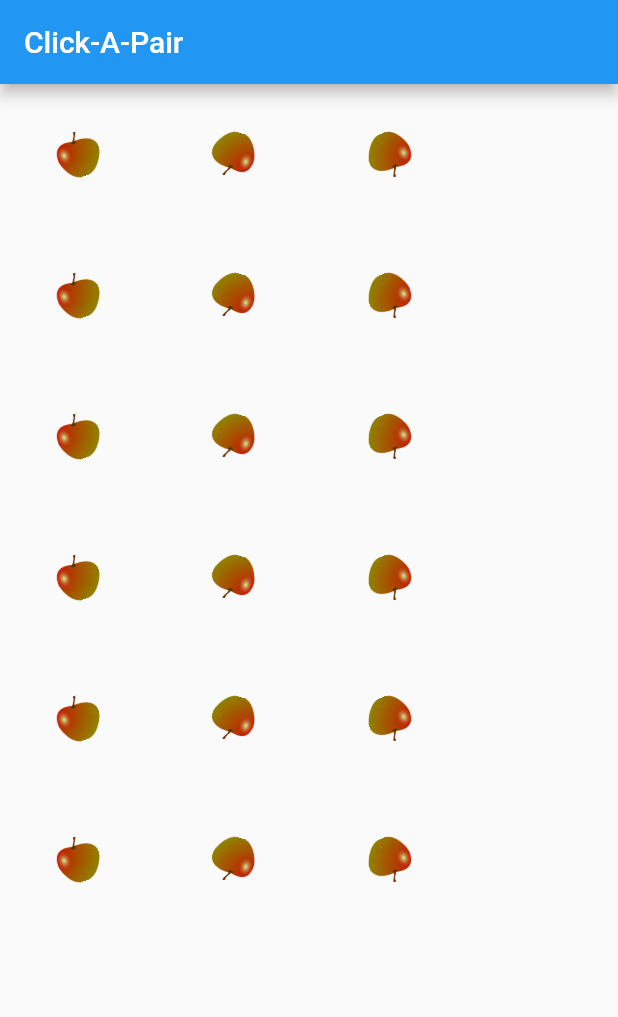
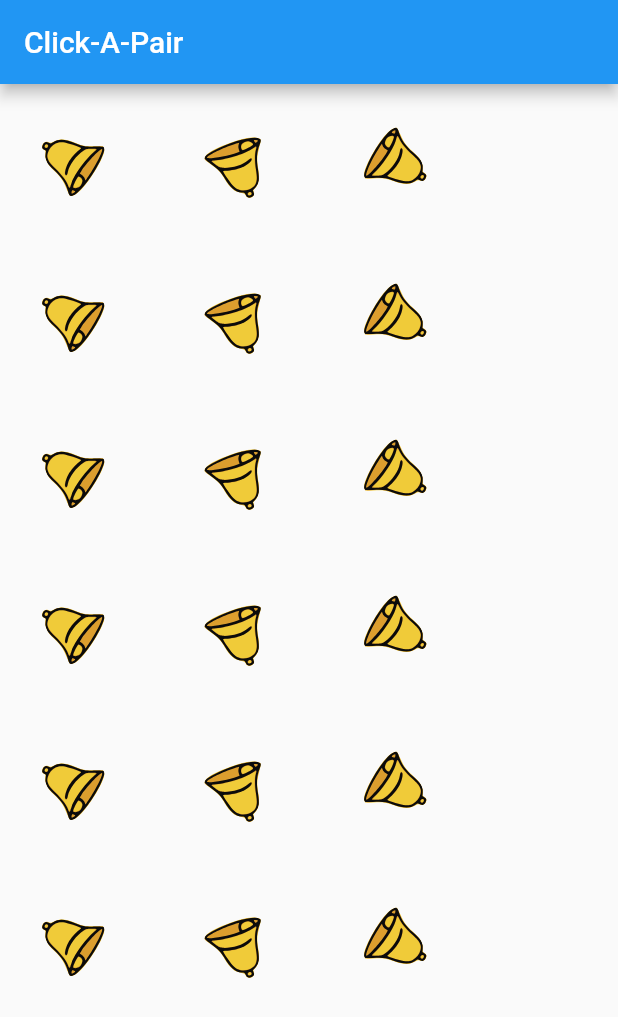
Before and after one commit to maks/clickapair, a Flutter app: the screen it shows after launch, on a phone screen of 412 x 824 dp. Shown: the top 1017 px of the screen. Run offline on Flutter 3.47's test engine with Material 2 defaults, Android fonts, the phone set to English and light mode, and no system bars; our stand-ins replace flutter_svg.

Commit message:
use svg's instead of png's

```diff
--- a/lib/main.dart
+++ b/lib/main.dart
@@ -1,6 +1,7 @@
 import 'package:flutter/material.dart';
 import 'dart:math' as math;
 import 'package:vector_math/vector_math.dart' show radians;
+import 'package:flutter_svg/svg.dart';
 
 void main() => runApp(MyApp());
 
@@ -98,10 +99,15 @@ class CardRow extends StatelessWidget {
       child: Transform.rotate(
         angle: radians(randAngle()),
         //child: Text("$cardName $index"),
-        child: Image.asset(
-          "images/apple.png",
+        // child: Image.asset(
+        //   "images/apple.png",
+        //   width: 40,
+        //   height: 30,
+        // ),
+        child: SvgPicture.asset(
+          "images/bell.svg",
           width: 40,
-          height: 30,
+          height: 40,
         ),
       ),
     );
--- a/pubspec.yaml
+++ b/pubspec.yaml
@@ -12,6 +12,8 @@ dependencies:
 
   cupertino_icons: ^0.1.2
 
+  flutter_svg: ^0.12.1
+
 dev_dependencies:
   flutter_test:
     sdk: flutter
```
Also changed, not shown: images/bell.svg (added), pubspec.lock.
